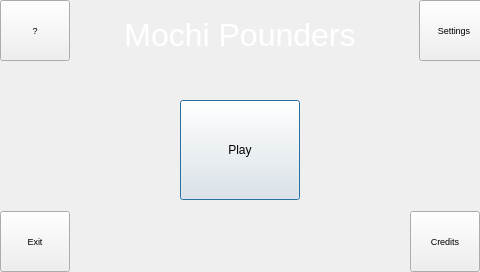
First picture: the form in Mochi-Pounders/mainmenu.ui, repository amfaller/Mochi-Pounders, before the edit.
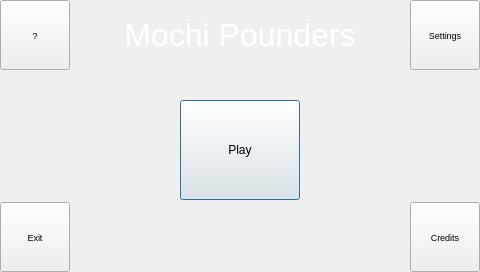
Second picture: the form after the edit.

What changed in the file:
```diff
--- a/Mochi-Pounders/mainmenu.ui
+++ b/Mochi-Pounders/mainmenu.ui
@@ -29,10 +29,10 @@
   <widget class="QPushButton" name="button_settings">
    <property name="geometry">
     <rect>
-     <x>419</x>
+     <x>410</x>
      <y>0</y>
      <width>70</width>
-     <height>61</height>
+     <height>70</height>
     </rect>
    </property>
    <property name="font">
@@ -50,7 +50,7 @@
      <x>0</x>
      <y>0</y>
      <width>70</width>
-     <height>61</height>
+     <height>70</height>
     </rect>
    </property>
    <property name="font">
@@ -66,9 +66,9 @@
    <property name="geometry">
     <rect>
      <x>410</x>
-     <y>211</y>
+     <y>202</y>
      <width>70</width>
-     <height>61</height>
+     <height>70</height>
     </rect>
    </property>
    <property name="font">
@@ -115,9 +115,9 @@
    <property name="geometry">
     <rect>
      <x>0</x>
-     <y>211</y>
+     <y>202</y>
      <width>70</width>
-     <height>61</height>
+     <height>70</height>
     </rect>
    </property>
    <property name="font">
```
